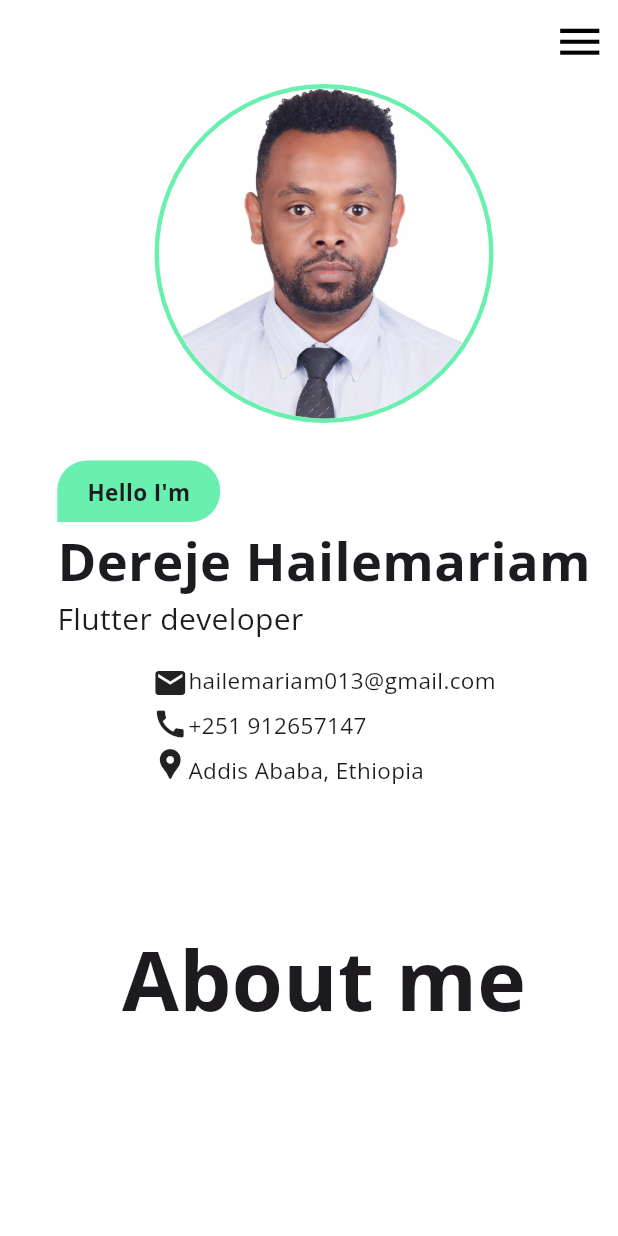
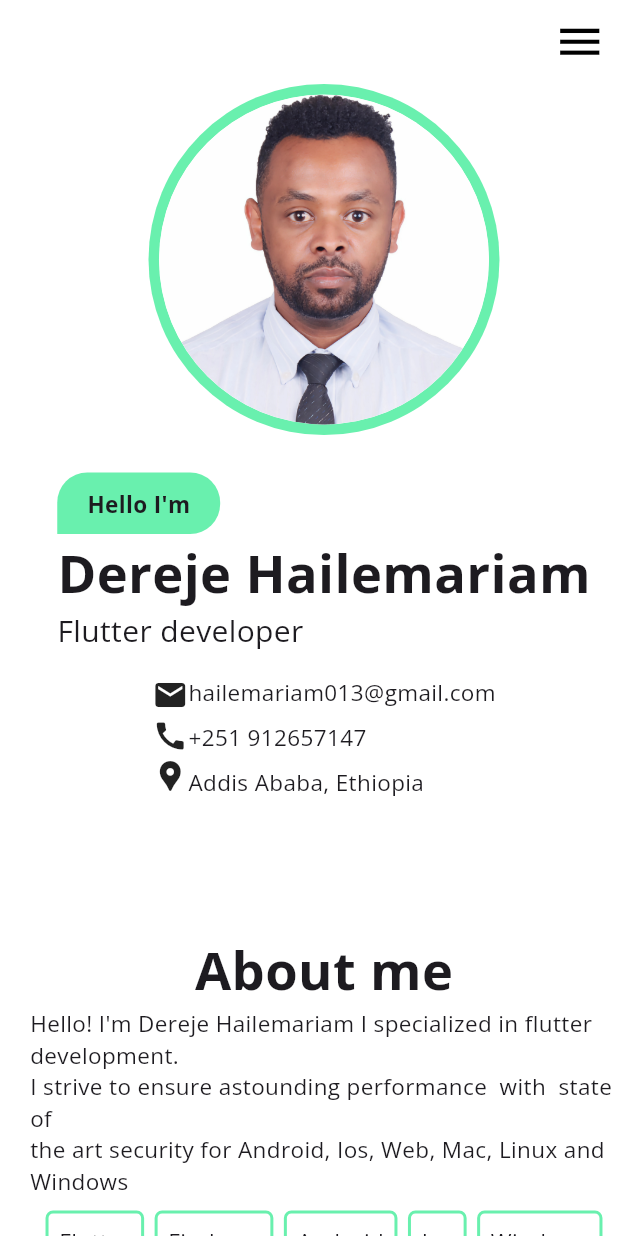
Before and after one commit to derejehm/portfolio, a Flutter app: the screen it shows after launch, on a phone screen of 412 x 824 dp. Run offline on Flutter 3.47's test engine with Material 3 defaults, Android fonts, the phone set to English and light mode, and no system bars; our stand-ins replace flutter_svg, google_fonts; missing offline and left inert: dynamic_path_url_strategy.

Commit message:
Mobile and web landing page completed.

```diff
--- a/lib/mobile/landing_page_mobile.dart
+++ b/lib/mobile/landing_page_mobile.dart
@@ -24,10 +24,26 @@ class _LandingPageMobileState extends State<LandingPageMobile> {
     );
   }
 
+  tealContainer(String text) {
+    return Container(
+      decoration: BoxDecoration(
+        border: Border.all(
+          color: Colors.greenAccent,
+          style: BorderStyle.solid,
+          width: 2.0,
+        ),
+        borderRadius: BorderRadius.circular(5.0),
+      ),
+      padding: EdgeInsets.all(7.0),
+      child: Sans(text, 15.0),
+    );
+  }
+
   @override
   Widget build(BuildContext context) {
     var heightDevice = MediaQuery.of(context).size.height;
     var widthDevice = MediaQuery.of(context).size.width;
+
     return Scaffold(
       extendBodyBehindAppBar: true,
       backgroundColor: Colors.white,
@@ -86,7 +102,7 @@ class _LandingPageMobileState extends State<LandingPageMobile> {
               crossAxisAlignment: CrossAxisAlignment.center,
               children: [
                 CircleAvatar(
-                  radius: 113.0,
+                  radius: 117.0,
                   backgroundColor: Colors.greenAccent,
                   child: CircleAvatar(
                     radius: 110.0,
@@ -154,8 +170,117 @@ class _LandingPageMobileState extends State<LandingPageMobile> {
               mainAxisAlignment: MainAxisAlignment.center,
               crossAxisAlignment: CrossAxisAlignment.center,
 
-              children: [SanBold("About me", 55.0)],
+              children: [
+                SanBold("About me", 35.0),
+                Sans(
+                  "Hello! I'm Dereje Hailemariam I specialized in flutter development.",
+                  15.0,
+                ),
+                Sans(
+                  "I strive to ensure astounding performance  with  state of  ",
+                  15.0,
+                ),
+                Sans(
+                  "the art security for Android, Ios, Web, Mac, Linux and Windows",
+                  15.0,
+                ),
+                SizedBox(height: 10.0),
+                Wrap(
+                  spacing: 7.0,
+                  runSpacing: 7.0,
+                  children: [
+                    tealContainer("Flutter"),
+                    tealContainer("Firebase"),
+                    tealContainer("Android"),
+                    tealContainer("Ios"),
+                    tealContainer("Windows"),
+                  ],
+                ),
+              ],
             ),
+          ),
+          SizedBox(height: 60.0),
+          //Third Section what i do
+          Column(
+            crossAxisAlignment: CrossAxisAlignment.center,
+            children: [
+              SanBold("What i do?", 35.5),
+              AnimatedCard(
+                imagePath: "assets/webL.png",
+                text: "Web development",
+                width: 300.0,
+              ),
+              SizedBox(height: 35.0),
+              AnimatedCard(
+                imagePath: "assets/app.png",
+                text: "App development",
+                fit: BoxFit.contain,
+                width: 300.0,
+                reverse: true,
+              ),
+              SizedBox(height: 35.0),
+              AnimatedCard(
+                imagePath: "assets/firebase.png",
+                text: "Back-end development",
+                width: 300.0,
+              ),
+              SizedBox(height: 35.0),
+              AnimatedCard(
+                imagePath: "assets/data.jpg",
+                text: "Data Analytics",
+                fit: BoxFit.contain,
+                width: 300.0,
+              ),
+              SizedBox(height: 60.0),
+
+              //Contact section
+              Wrap(
+                runSpacing: 20.0,
+                spacing: 20.0,
+                alignment: WrapAlignment.center,
+                children: [
+                  SanBold("Contact me", 35.0),
+                  TextForm(
+                    heading: "First name",
+                    width: widthDevice / 1.4,
+                    hintText: "Please type first name",
+                  ),
+                  TextForm(
+                    heading: "Last name",
+                    width: widthDevice / 1.4,
+                    hintText: "Please type last name",
+                  ),
+                  TextForm(
+                    heading: "Email",
+                    width: widthDevice / 1.4,
+                    hintText: "Please type email address",
+                  ),
+                  TextForm(
+                    heading: "phone number",
+                    width: widthDevice / 1.4,
+                    hintText: "Please type phone number",
+                  ),
+                  TextForm(
+                    heading: "Message",
+                    width: widthDevice / 1.4,
+                    hintText: "Please type message",
+                    maxLine: 10.0,
+                  ),
+                  MaterialButton(
+                    elevation: 20.0,
+                    shape: RoundedRectangleBorder(
+                      borderRadius: BorderRadius.circular(10.0),
+                    ),
+                    height: 60.0,
+                    minWidth: 200.0,
+                    color: Colors.greenAccent,
+                    child: SanBold("Submit", 20.0),
+                    onPressed: () {},
+                  ),
+                  SizedBox(height: 20.0),
+                ],
+              ),
+            ],
           ),
         ],
       ),
```
Also changed, not shown: lib/components.dart (+26 -12 lines), lib/web/landing_page_web.dart (+9 -9 lines).
